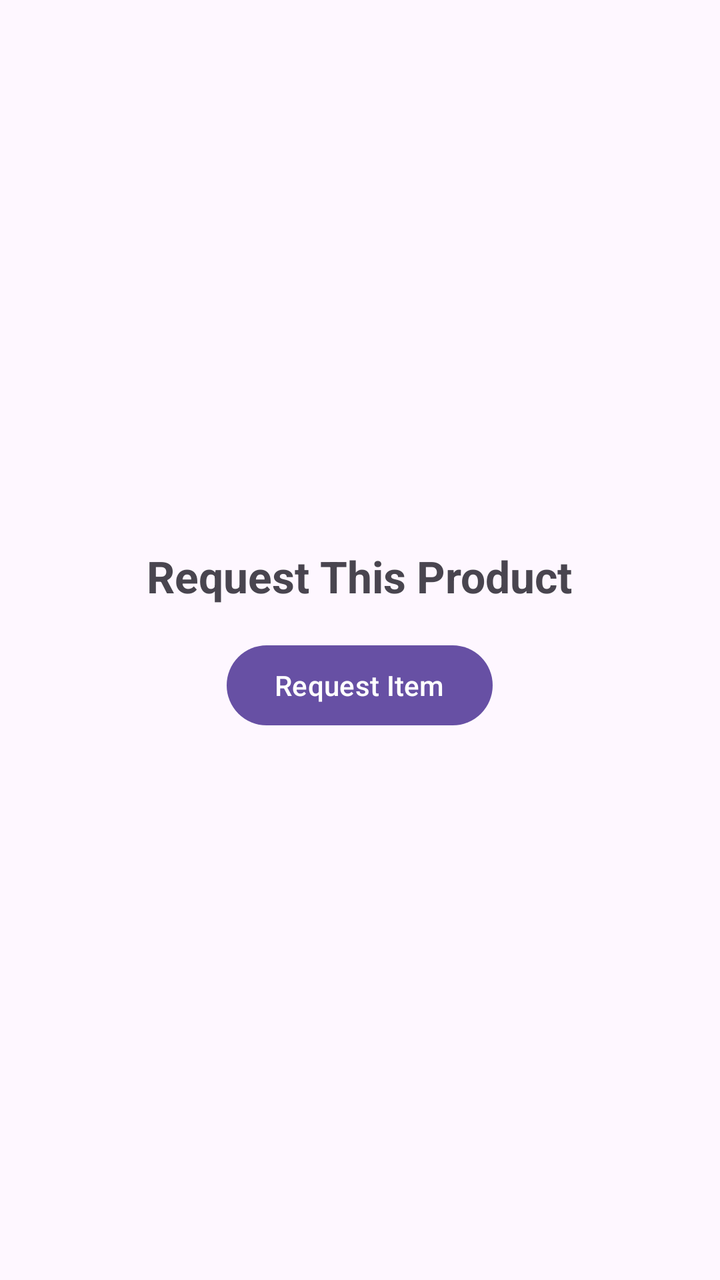
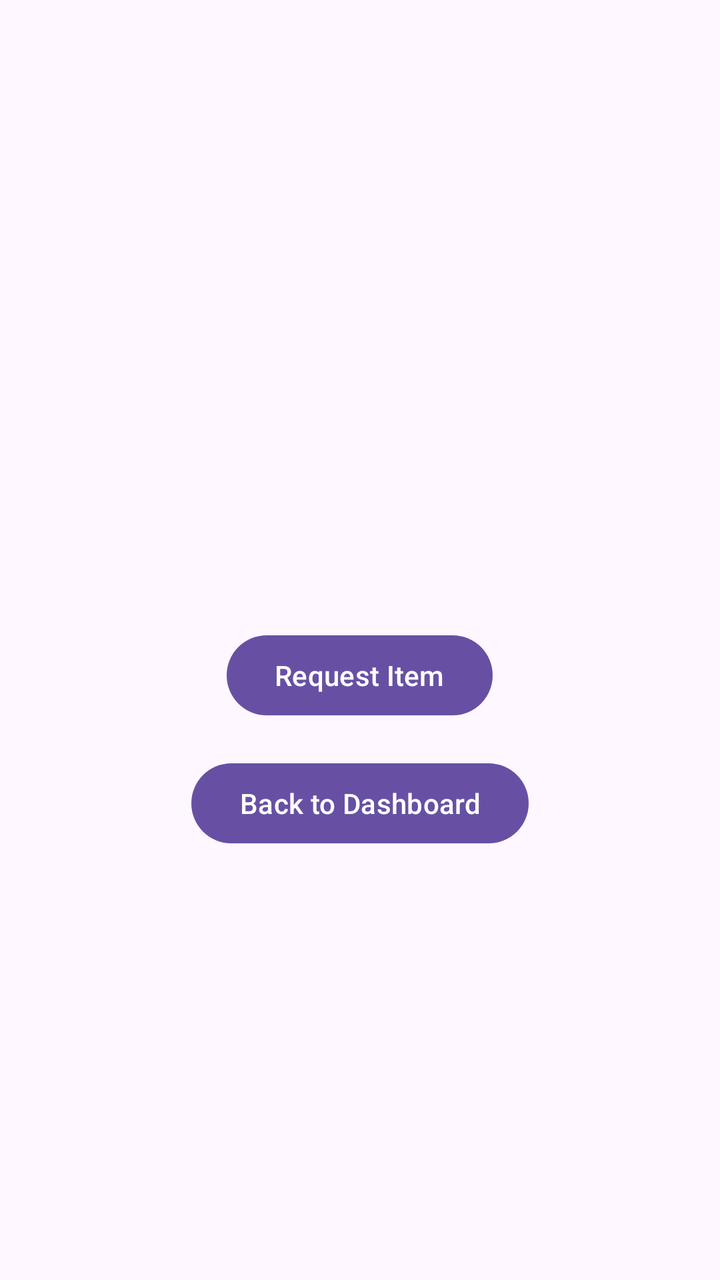

The first picture is an Android layout as it rendered before a commit; the second is the same layout after the commit. The layout source and the unified diff follow.
<!-- AndroidManifest.xml: application theme Theme._3130_grp8_app -->
<!-- res/layout/activity_request_product.xml -->
<?xml version="1.0" encoding="utf-8"?>
<androidx.constraintlayout.widget.ConstraintLayout
    xmlns:android="http://schemas.android.com/apk/res/android"
    xmlns:app="http://schemas.android.com/apk/res-auto"
    android:id="@+id/requestProductMain"
    android:layout_width="match_parent"
    android:layout_height="match_parent">

    <LinearLayout
        android:id="@+id/requestFormLayout"
        android:layout_width="0dp"
        android:layout_height="wrap_content"
        android:layout_marginHorizontal="32dp"
        android:gravity="center_horizontal"
        android:orientation="vertical"
        app:layout_constraintBottom_toBottomOf="parent"
        app:layout_constraintEnd_toEndOf="parent"
        app:layout_constraintStart_toStartOf="parent"
        app:layout_constraintTop_toTopOf="parent">

        <TextView
            android:id="@+id/requestProductTitle"
            android:layout_width="wrap_content"
            android:layout_height="wrap_content"
            android:text="Request This Product"
            android:textSize="22sp"
            android:textStyle="bold"
            android:paddingBottom="16dp"/>

        
        <TextView
            android:id="@+id/requestSuccess"
            android:layout_width="wrap_content"
            android:layout_height="wrap_content"
            android:text="Request submitted successfully!"
            android:visibility="gone"
            android:paddingBottom="16dp"/>

        <Button
            android:id="@+id/requestButton"
            android:layout_width="wrap_content"
            android:layout_height="wrap_content"
            android:text="Request Item"/>

    </LinearLayout>

    <androidx.coordinatorlayout.widget.CoordinatorLayout
        android:id="@+id/coordinatorLayout"
        android:layout_width="match_parent"
        android:layout_height="match_parent"/>

</androidx.constraintlayout.widget.ConstraintLayout>
<!-- resources referenced by this layout -->
<resources>
  <style name="Theme._3130_grp8_app" parent="Base.Theme._3130_grp8_app" />
  <style name="Base.Theme._3130_grp8_app" parent="Theme.Material3.DayNight.NoActionBar">
          
          
      </style>
</resources>

<!-- the commit's change to res/layout/activity_request_product.xml (unified diff, before → after) -->
@@ -19,15 +19,25 @@
         app:layout_constraintTop_toTopOf="parent">
 
         <TextView
-            android:id="@+id/requestProductTitle"
+            android:id="@+id/productTitle"
             android:layout_width="wrap_content"
             android:layout_height="wrap_content"
-            android:text="Request This Product"
             android:textSize="22sp"
             android:textStyle="bold"
+            android:paddingBottom="8dp"/>
+
+        <TextView
+            android:id="@+id/productDescription"
+            android:layout_width="wrap_content"
+            android:layout_height="wrap_content"
+            android:paddingBottom="8dp"/>
+
+        <TextView
+            android:id="@+id/productCategory"
+            android:layout_width="wrap_content"
+            android:layout_height="wrap_content"
             android:paddingBottom="16dp"/>
 
-        
         <TextView
             android:id="@+id/requestSuccess"
             android:layout_width="wrap_content"
@@ -42,6 +52,13 @@
             android:layout_height="wrap_content"
             android:text="Request Item"/>
 
+        <Button
+            android:id="@+id/backButton"
+            android:layout_width="wrap_content"
+            android:layout_height="wrap_content"
+            android:text="Back to Dashboard"
+            android:layout_marginTop="16dp"/>
+
     </LinearLayout>
 
     <androidx.coordinatorlayout.widget.CoordinatorLayout
